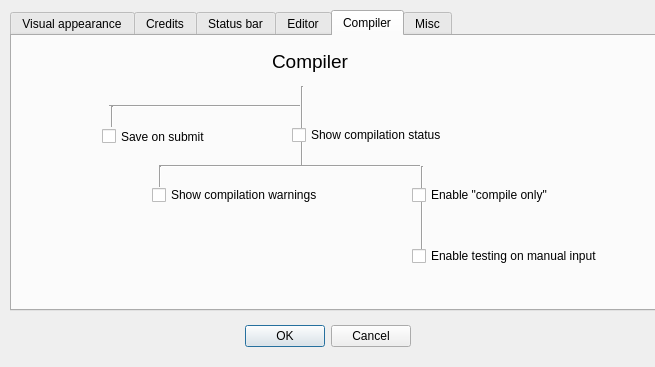
First picture: the form in shopdialog.ui, repository ppershing/ksp-editor, before the edit.
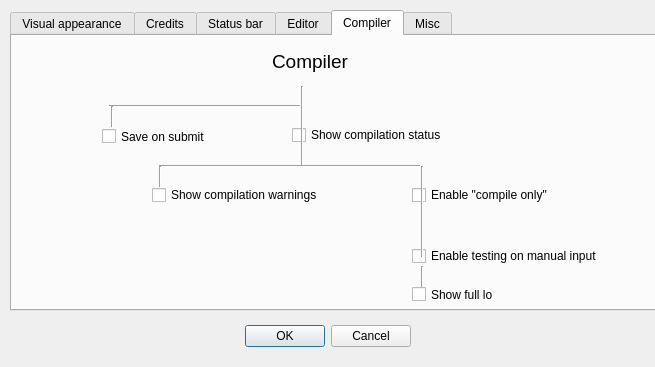
Second picture: the form after the edit.

Diff of the .ui file:
```diff
--- a/shopdialog.ui
+++ b/shopdialog.ui
@@ -936,18 +936,32 @@
       <enum>Qt::Vertical</enum>
      </property>
     </widget>
-    <zorder>line_19</zorder>
-    <zorder>line_6</zorder>
-    <zorder>checkBoxShowCompilationStatus</zorder>
-    <zorder>checkBoxShowCompilationWarnings</zorder>
-    <zorder>checkBoxCompileOnly</zorder>
-    <zorder>checkBoxManualTest</zorder>
-    <zorder>editor_3</zorder>
-    <zorder>line_17</zorder>
-    <zorder>line_18</zorder>
-    <zorder>checkBoxSaveOnSubmit</zorder>
-    <zorder>line_20</zorder>
-    <zorder>line_22</zorder>
+    <widget class="QCheckBox" name="checkBoxFullLog">
+     <property name="geometry">
+      <rect>
+       <x>400</x>
+       <y>250</y>
+       <width>81</width>
+       <height>17</height>
+      </rect>
+     </property>
+     <property name="text">
+      <string>Show full log</string>
+     </property>
+    </widget>
+    <widget class="Line" name="line_15">
+     <property name="geometry">
+      <rect>
+       <x>400</x>
+       <y>230</y>
+       <width>20</width>
+       <height>21</height>
+      </rect>
+     </property>
+     <property name="orientation">
+      <enum>Qt::Vertical</enum>
+     </property>
+    </widget>
    </widget>
    <widget class="QWidget" name="tab_3">
     <attribute name="title">
```
